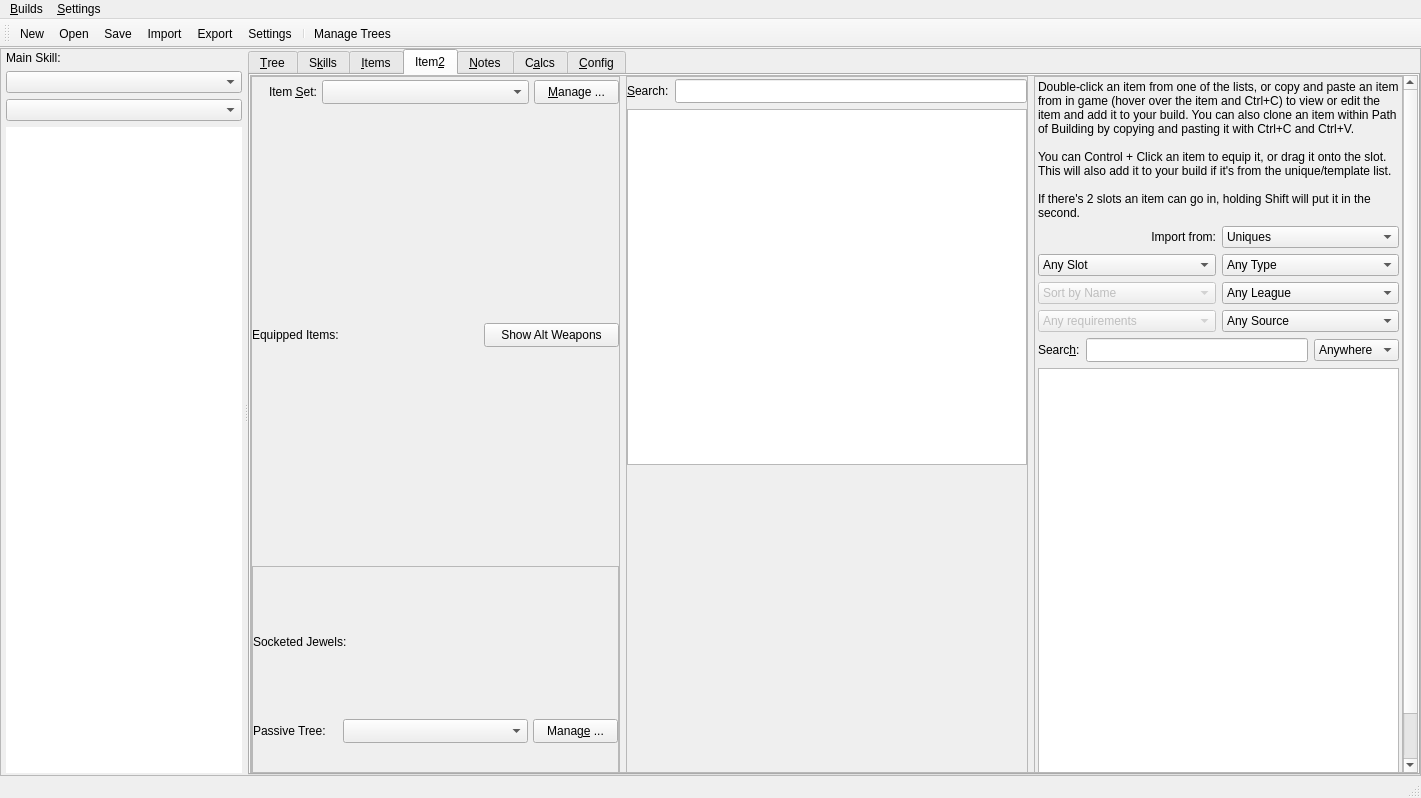
The window that Assets/ui_files/PoB_Main_Window.ui (PathOfBuildingCommunity/PathOfBuilding-Python) describes before a commit, drawn with Qt 5.
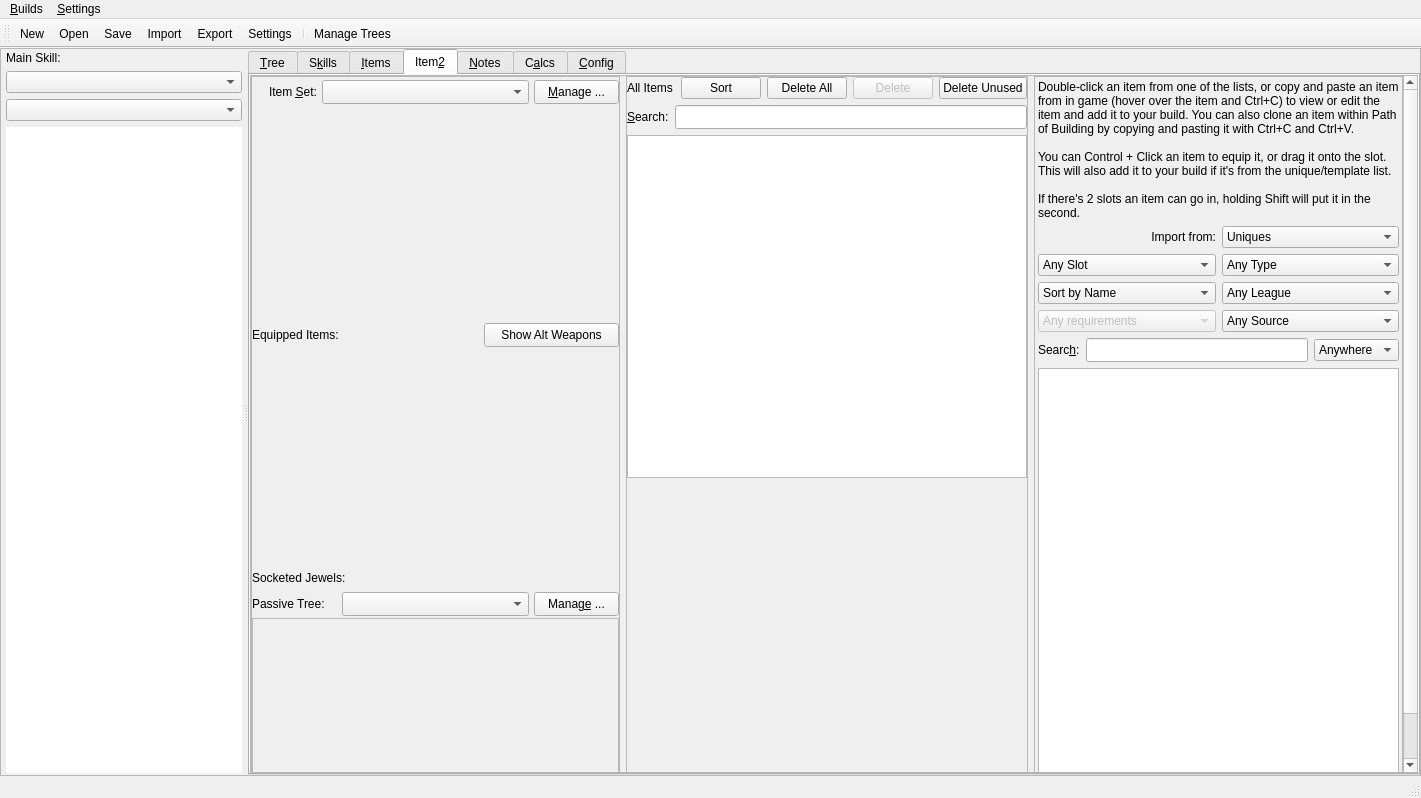
The same window after the commit. Icons and pictures are not drawn. Custom widgets are drawn as their Qt base class.

Commit message: 2nd Items tab working well. 1st Items tab mostly defunct. Jewels are displaying correctly and changing with tree changes. Most everything that didn't work before probably still doesn't work (EG: Abyss Jewels). But the change tree combos are linked !!!

Patch:
```diff
--- a/Assets/ui_files/PoB_Main_Window.ui
+++ b/Assets/ui_files/PoB_Main_Window.ui
@@ -1886,7 +1886,7 @@
                   <x>0</x>
                   <y>0</y>
                   <width>1146</width>
-                  <height>898</height>
+                  <height>792</height>
                  </rect>
                 </property>
                 <property name="maximumSize">
@@ -2128,37 +2128,7 @@
                         <height>100</height>
                        </size>
                       </property>
-                      <layout class="QVBoxLayout" name="verticalLayout_6">
-                       <property name="spacing">
-                        <number>0</number>
-                       </property>
-                       <property name="leftMargin">
-                        <number>0</number>
-                       </property>
-                       <property name="topMargin">
-                        <number>0</number>
-                       </property>
-                       <property name="rightMargin">
-                        <number>0</number>
-                       </property>
-                       <property name="bottomMargin">
-                        <number>0</number>
-                       </property>
-                       <item>
-                        <widget class="QScrollArea" name="scrollArea_2">
-                         <property name="widgetResizable">
-                          <bool>true</bool>
-                         </property>
-                         <widget class="QWidget" name="scrollAreaWidgetContents_2">
-                          <property name="geometry">
-                           <rect>
-                            <x>0</x>
-                            <y>0</y>
-                            <width>362</width>
-                            <height>273</height>
-                           </rect>
-                          </property>
-                          <layout class="QVBoxLayout" name="layout_SocketedJewels_2">
+                      <layout class="QVBoxLayout" name="verticalLayout_5">
                            <property name="spacing">
                             <number>2</number>
                            </property>
@@ -2266,6 +2236,36 @@
                              </item>
                             </layout>
                            </item>
+                       <item>
+                        <widget class="QScrollArea" name="scrollArea_2">
+                         <property name="widgetResizable">
+                          <bool>true</bool>
+                         </property>
+                         <widget class="QWidget" name="scrollAreaWidgetContents_2">
+                          <property name="geometry">
+                           <rect>
+                            <x>0</x>
+                            <y>0</y>
+                            <width>362</width>
+                            <height>150</height>
+                           </rect>
+                          </property>
+                          <layout class="QVBoxLayout" name="layout_SocketedJewels_2">
+                           <property name="spacing">
+                            <number>2</number>
+                           </property>
+                           <property name="leftMargin">
+                            <number>0</number>
+                           </property>
+                           <property name="topMargin">
+                            <number>0</number>
+                           </property>
+                           <property name="rightMargin">
+                            <number>0</number>
+                           </property>
+                           <property name="bottomMargin">
+                            <number>0</number>
+                           </property>
                           </layout>
                          </widget>
                         </widget>
@@ -2297,12 +2297,12 @@
                    <property name="frameShadow">
                     <enum>QFrame::Raised</enum>
                    </property>
-                   <layout class="QVBoxLayout" name="verticalLayout_4" stretch="0,0,0">
+                   <layout class="QVBoxLayout" name="verticalLayout_4">
                     <property name="leftMargin">
                      <number>0</number>
                     </property>
                     <property name="topMargin">
-                     <number>2</number>
+                     <number>0</number>
                     </property>
                     <property name="rightMargin">
                      <number>0</number>
@@ -2310,6 +2310,48 @@
                     <property name="bottomMargin">
                      <number>0</number>
                     </property>
+                    <item>
+                     <layout class="QHBoxLayout" name="horizontalLayout_15">
+                      <item>
+                       <widget class="QLabel" name="label_AllItems">
+                        <property name="text">
+                         <string>All Items</string>
+                        </property>
+                       </widget>
+                      </item>
+                      <item>
+                       <widget class="QPushButton" name="btn_SortItems">
+                        <property name="text">
+                         <string>Sort</string>
+                        </property>
+                       </widget>
+                      </item>
+                      <item>
+                       <widget class="QPushButton" name="btn_DeleteAllItems">
+                        <property name="text">
+                         <string>Delete All</string>
+                        </property>
+                       </widget>
+                      </item>
+                      <item>
+                       <widget class="QPushButton" name="btn_DeleteItem">
+                        <property name="enabled">
+                         <bool>false</bool>
+                        </property>
+                        <property name="text">
+                         <string>Delete</string>
+                        </property>
+                       </widget>
+                      </item>
+                      <item>
+                       <widget class="QPushButton" name="btn_DeleteUnusedItems">
+                        <property name="text">
+                         <string>Delete Unused</string>
+                        </property>
+                       </widget>
+                      </item>
+                     </layout>
+                    </item>
                     <item>
                      <layout class="QHBoxLayout" name="horizontalLayout_10">
                       <item>
@@ -2583,7 +2625,7 @@
                       <item>
                        <widget class="QComboBox" name="combo_ItemsImportSort_2">
                         <property name="enabled">
-                         <bool>false</bool>
+                         <bool>true</bool>
                         </property>
                         <property name="minimumSize">
                          <size>
```
Left out of the diff: 5 changed lines with no effect on the pictures. Lines whose indentation alone changed are shown as unchanged. The commit also changes 7 other files.
